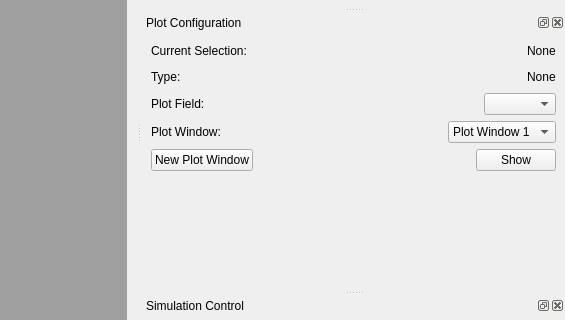
Old version of the form moose/branches/dh_branch/gui/newgui.ui in the repository physicalist/ncbs-moose; both pictures show x 415 to 980 and y 298 to 618 of the 980 by 1097 pixel window.
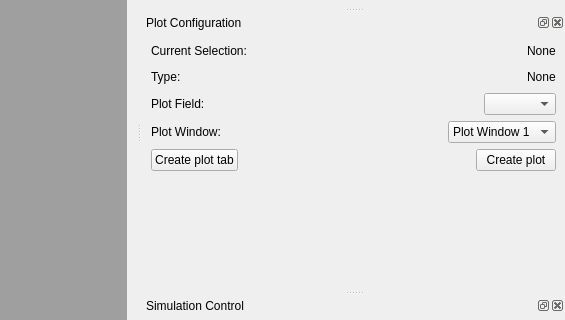
New version of the form. Custom widgets are drawn as their Qt base class.

Commit message: display new plot window when createdplottab is clicked and adds plots to window when create plot is clicked

```diff
--- a/moose/branches/dh_branch/gui/newgui.ui
+++ b/moose/branches/dh_branch/gui/newgui.ui
@@ -912,7 +912,7 @@
           <string/>
          </property>
          <property name="text">
-          <string>New Plot Window</string>
+          <string>Create plot tab</string>
          </property>
         </widget>
        </item>
@@ -944,7 +944,7 @@
           </size>
          </property>
          <property name="text">
-          <string>Show</string>
+          <string>Create plot</string>
          </property>
         </widget>
        </item>
```
Left out of the diff: 2 changed lines with no effect on the pictures. The commit also changes 2 other files.
